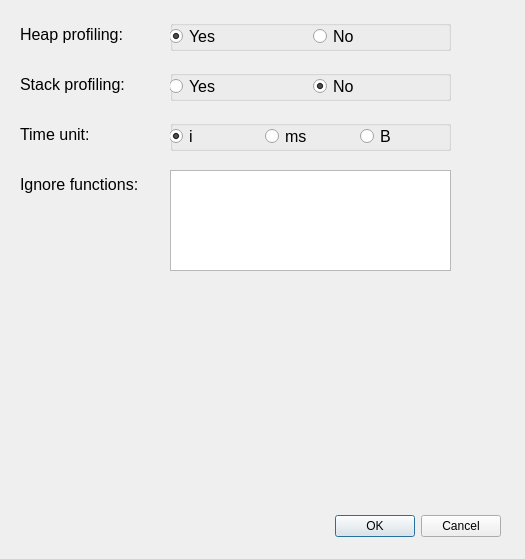
This is QTCreator/2024_Research_MassifCheck/massifoptionswindow.ui in MATF-Software-Verification/2024_Research_MassifCheck as Qt 5 draws it before an edit. The edited form follows.
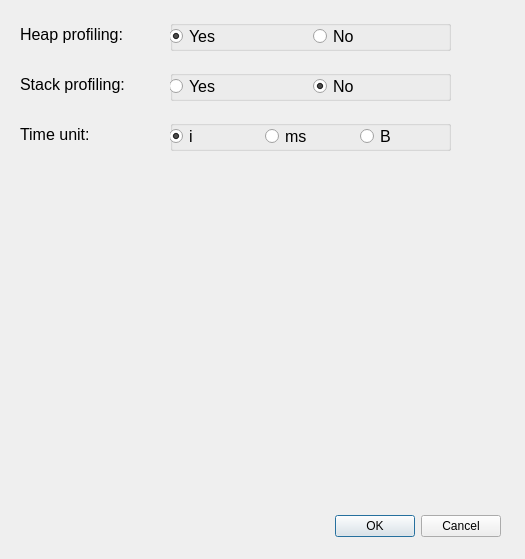
This is the edited form.

Commit message:
refactor: remove ignoreFunctions option from MassifOptions settings UI
- Removed the ignoreFunctions from the MassifOptionsWindow UI
- Updated MassifOptions structure to reflect this change

Relates to #14

```diff
--- a/QTCreator/2024_Research_MassifCheck/massifoptionswindow.ui
+++ b/QTCreator/2024_Research_MassifCheck/massifoptionswindow.ui
@@ -95,30 +95,6 @@
     <set>Qt::AlignmentFlag::AlignLeading|Qt::AlignmentFlag::AlignLeft|Qt::AlignmentFlag::AlignVCenter</set>
    </property>
   </widget>
-  <widget class="QLabel" name="lbIgnoreFunctions">
-   <property name="geometry">
-    <rect>
-     <x>20</x>
-     <y>170</y>
-     <width>151</width>
-     <height>29</height>
-    </rect>
-   </property>
-   <property name="font">
-    <font>
-     <pointsize>12</pointsize>
-    </font>
-   </property>
-   <property name="lineWidth">
-    <number>0</number>
-   </property>
-   <property name="text">
-    <string>Ignore functions:</string>
-   </property>
-   <property name="alignment">
-    <set>Qt::AlignmentFlag::AlignLeading|Qt::AlignmentFlag::AlignLeft|Qt::AlignmentFlag::AlignVCenter</set>
-   </property>
-  </widget>
   <widget class="QGroupBox" name="groupBox">
    <property name="geometry">
     <rect>
@@ -287,19 +263,6 @@
     </layout>
    </widget>
   </widget>
-  <widget class="QPlainTextEdit" name="tbIgnoreFunctions">
-   <property name="geometry">
-    <rect>
-     <x>170</x>
-     <y>170</y>
-     <width>281</width>
-     <height>101</height>
-    </rect>
-   </property>
-   <property name="placeholderText">
-    <string/>
-   </property>
-  </widget>
  </widget>
  <resources/>
  <connections>
```
The commit also changes 3 other files.
